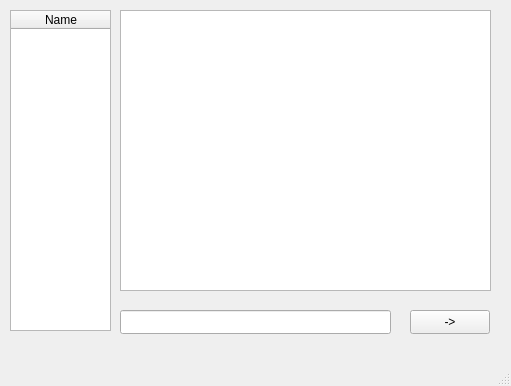
Dacyha/Diplom, file client/mainwindow_client.ui: the form before one commit.
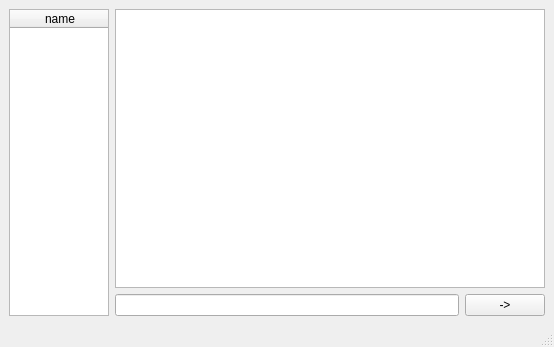
The form after the commit.

Diff of the .ui file:
```diff
--- a/client/mainwindow_client.ui
+++ b/client/mainwindow_client.ui
@@ -6,68 +6,87 @@
    <rect>
     <x>0</x>
     <y>0</y>
-    <width>511</width>
-    <height>386</height>
+    <width>554</width>
+    <height>347</height>
    </rect>
   </property>
+  <property name="sizePolicy">
+   <sizepolicy hsizetype="Preferred" vsizetype="Preferred">
+    <horstretch>0</horstretch>
+    <verstretch>0</verstretch>
+   </sizepolicy>
+  </property>
+  <property name="minimumSize">
+   <size>
+    <width>400</width>
+    <height>300</height>
+   </size>
+  </property>
   <property name="windowTitle">
    <string>MainWindow</string>
   </property>
   <widget class="QWidget" name="centralwidget">
-   <widget class="QLineEdit" name="lineEdit">
-    <property name="geometry">
-     <rect>
-      <x>120</x>
-      <y>310</y>
-      <width>271</width>
-      <height>24</height>
-     </rect>
-    </property>
-   </widget>
-   <widget class="QTextBrowser" name="textBrowser">
-    <property name="geometry">
-     <rect>
-      <x>120</x>
-      <y>10</y>
-      <width>371</width>
-      <height>281</height>
-     </rect>
-    </property>
-   </widget>
-   <widget class="QPushButton" name="pushButton_2">
-    <property name="geometry">
-     <rect>
-      <x>410</x>
-      <y>310</y>
-      <width>80</width>
-      <height>24</height>
-     </rect>
-    </property>
-    <property name="text">
-     <string>-&gt;</string>
-    </property>
-   </widget>
-   <widget class="QTableWidget" name="tableWidget">
-    <property name="geometry">
-     <rect>
-      <x>10</x>
-      <y>10</y>
-      <width>101</width>
-      <height>321</height>
-     </rect>
-    </property>
-    <property name="editTriggers">
-     <set>QAbstractItemView::NoEditTriggers</set>
-    </property>
-    <property name="selectionMode">
-     <enum>QAbstractItemView::NoSelection</enum>
-    </property>
-    <column>
-     <property name="text">
-      <string>Name</string>
-     </property>
-    </column>
-   </widget>
+   <layout class="QGridLayout" name="gridLayout">
+    <item row="0" column="0">
+     <layout class="QHBoxLayout" name="horizontalLayout_3">
+      <item>
+       <widget class="QTableWidget" name="tableWidget">
+        <property name="minimumSize">
+         <size>
+          <width>100</width>
+          <height>100</height>
+         </size>
+        </property>
+        <property name="maximumSize">
+         <size>
+          <width>100</width>
+          <height>99999</height>
+         </size>
+        </property>
+        <property name="editTriggers">
+         <set>QAbstractItemView::NoEditTriggers</set>
+        </property>
+        <property name="selectionMode">
+         <enum>QAbstractItemView::NoSelection</enum>
+        </property>
+        <column>
+         <property name="text">
+          <string>name</string>
+         </property>
+        </column>
+       </widget>
+      </item>
+      <item>
+       <layout class="QFormLayout" name="formLayout">
+        <item row="1" column="0" colspan="2">
+         <layout class="QHBoxLayout" name="horizontalLayout_2">
+          <item>
+           <widget class="QLineEdit" name="lineEdit"/>
+          </item>
+          <item>
+           <widget class="QPushButton" name="pushButton_2">
+            <property name="text">
+             <string>-&gt;</string>
+            </property>
+           </widget>
+          </item>
+         </layout>
+        </item>
+        <item row="0" column="0" colspan="2">
+         <widget class="QTextBrowser" name="textBrowser">
+          <property name="minimumSize">
+           <size>
+            <width>200</width>
+            <height>200</height>
+           </size>
+          </property>
+         </widget>
+        </item>
+       </layout>
+      </item>
+     </layout>
+    </item>
+   </layout>
   </widget>
   <widget class="QMenuBar" name="menubar">
    <property name="geometry">
```
Left out of the diff: 2 changed lines with no effect on the pictures.
